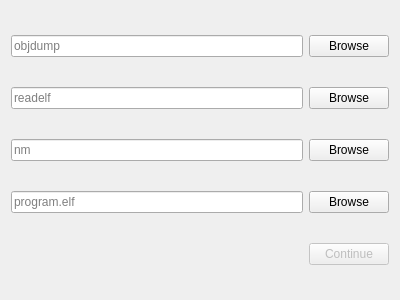
The window that BinUtilsDialog.ui (JonTheBurger/ElfExcavator) describes before a commit, drawn with Qt 5.
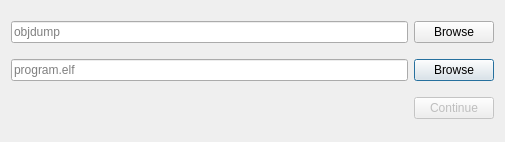
The same window after the commit.

Patch:
```diff
--- a/BinUtilsDialog.ui
+++ b/BinUtilsDialog.ui
@@ -6,15 +6,29 @@
    <rect>
     <x>0</x>
     <y>0</y>
-    <width>400</width>
-    <height>300</height>
+    <width>505</width>
+    <height>142</height>
    </rect>
   </property>
   <property name="windowTitle">
    <string>Dialog</string>
   </property>
   <layout class="QGridLayout" name="gridLayout">
-   <item row="4" column="1">
+   <item row="0" column="0">
+    <widget class="QLineEdit" name="objdumpLineEdit">
+     <property name="placeholderText">
+      <string>objdump</string>
+     </property>
+    </widget>
+   </item>
+   <item row="1" column="1">
+    <widget class="QPushButton" name="elfButton">
+     <property name="text">
+      <string>Browse</string>
+     </property>
+    </widget>
+   </item>
+   <item row="2" column="1">
     <widget class="QPushButton" name="continueButton">
      <property name="enabled">
       <bool>false</bool>
@@ -25,56 +39,14 @@
     </widget>
    </item>
    <item row="1" column="0">
-    <widget class="QLineEdit" name="readelfLineEdit">
-     <property name="placeholderText">
-      <string>readelf</string>
-     </property>
-    </widget>
-   </item>
-   <item row="2" column="1">
-    <widget class="QPushButton" name="nmButton">
-     <property name="text">
-      <string>Browse</string>
-     </property>
-    </widget>
-   </item>
-   <item row="1" column="1">
-    <widget class="QPushButton" name="readelfButton">
-     <property name="text">
-      <string>Browse</string>
-     </property>
-    </widget>
-   </item>
-   <item row="2" column="0">
-    <widget class="QLineEdit" name="nmLineEdit">
-     <property name="placeholderText">
-      <string>nm</string>
-     </property>
-    </widget>
-   </item>
-   <item row="0" column="0">
-    <widget class="QLineEdit" name="objdumpLineEdit">
-     <property name="placeholderText">
-      <string>objdump</string>
-     </property>
-    </widget>
-   </item>
-   <item row="0" column="1">
-    <widget class="QPushButton" name="objdumpButton">
-     <property name="text">
-      <string>Browse</string>
-     </property>
-    </widget>
-   </item>
-   <item row="3" column="0">
     <widget class="QLineEdit" name="elfLineEdit">
      <property name="placeholderText">
       <string>program.elf</string>
      </property>
     </widget>
    </item>
-   <item row="3" column="1">
-    <widget class="QPushButton" name="elfButton">
+   <item row="0" column="1">
+    <widget class="QPushButton" name="objdumpButton">
      <property name="text">
       <string>Browse</string>
      </property>
```
Left out of the diff: 4 changed lines with no effect on the pictures.
